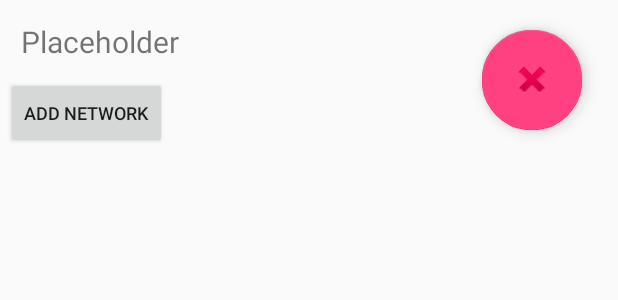
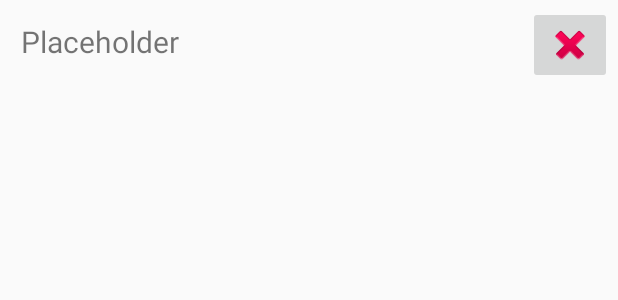
Before and after one commit to csivilo/WiFree, an Android app: the layout netw_row.xml on its own in the app's theme, with its tools: preview values and no code run, on a phone screen of 412 x 824 dp. Shown: the top 300 px of the screen. Run offline under Robolectric (Android 15) with nearby library versions, the phone set to English and light mode, and no system bars.

```diff
--- a/WiFreeApp/app/build.gradle
+++ b/WiFreeApp/app/build.gradle
@@ -5,7 +5,7 @@ android {
     buildToolsVersion "25.0.0"
     defaultConfig {
         applicationId "aitmobile.wifree"
-        minSdkVersion 23
+        minSdkVersion 14
         targetSdkVersion 25
         versionCode 1
         versionName "1.0"
@@ -25,10 +25,8 @@ dependencies {
         exclude group: 'com.android.support', module: 'support-annotations'
     })
     compile 'com.github.satyan:sugar:1.4'
-
     compile 'com.android.support:appcompat-v7:25.0.1'
     compile 'com.android.support:design:25.0.1'
     testCompile 'junit:junit:4.12'
 
-
 }
--- a/WiFreeApp/app/src/main/java/aitmobile/wifree/data/netw.java
+++ b/WiFreeApp/app/src/main/java/aitmobile/wifree/data/netw.java
@@ -8,7 +8,7 @@ import java.io.Serializable;
  * Created by C_lo on 12/9/2016.
  */
 
-public class Netw extends SugarRecord<Netw> implements Serializable{
+public class Netw extends SugarRecord implements Serializable{
     private String SSID;
     private String key;
 
--- a/WiFreeApp/app/src/main/res/layout/netw_row.xml
+++ b/WiFreeApp/app/src/main/res/layout/netw_row.xml
@@ -1,16 +1,12 @@
 <?xml version="1.0" encoding="utf-8"?>
-<RelativeLayout xmlns:android="http://schemas.android.com/apk/res/android"
+<LinearLayout xmlns:android="http://schemas.android.com/apk/res/android"
     android:layout_width="match_parent"
     android:layout_height="wrap_content"
     android:layout_margin="2dp"
     android:padding="2dp"
+    android:orientation="horizontal"
     xmlns:app="http://schemas.android.com/apk/res-auto">
 
-    <LinearLayout
-        android:layout_width="wrap_content"
-        android:layout_height="wrap_content"
-        android:orientation="vertical"
-        >
         <TextView
             android:layout_width="wrap_content"
             android:layout_height="wrap_content"
@@ -19,31 +15,20 @@
             android:textSize="20sp"
             android:layout_margin="10dp"/>
 
-        <Button
-            android:layout_width="wrap_content"
-            android:layout_height="wrap_content"
-            android:id="@+id/btnAdd"
-            android:text="@string/addnet"
-            android:textSize="12sp"
+    <View
+        android:layout_width="0dp"
+        android:layout_height="0dp"
+        android:layout_weight="1"
+        />
 
-            />
-
-
-    </LinearLayout>
+    <ImageButton
+        android:id="@+id/btnDelete"
+        android:src="@android:drawable/ic_delete"
+        android:layout_width="wrap_content"
+        android:layout_height="wrap_content"
+        />
 
 
 
-    <android.support.design.widget.FloatingActionButton
-        android:id="@+id/btnDelete"
-        android:layout_width="wrap_content"
-        android:layout_height="wrap_content"
-        android:layout_gravity="bottom|end"
-        app:srcCompat="@android:drawable/ic_delete"
-        android:scaleX="1.2"
-        android:scaleY="1.2"
-        android:layout_marginEnd="25dp"
-        android:layout_marginTop="21dp"
-        android:layout_alignParentEnd="true" />
 
-
-</RelativeLayout>
+</LinearLayout>
--- a/WiFreeApp/app/src/main/res/values/strings.xml
+++ b/WiFreeApp/app/src/main/res/values/strings.xml
@@ -3,7 +3,7 @@
     <string name="cancel">Cancel</string>
     <string name="done">Done</string>
     <string name="netpass">Network Password</string>
-    <string name="netw_add">Add a new network</string>
+    <string name="netw_add">Enter Network Password</string>
     <string name="net_title">Network Add</string>
     <string name="netw_added_suc">New network added</string>
     <string name="no_net_addd">Network not added</string>
```
Also changed, not shown: WiFreeApp/app/src/main/java/aitmobile/wifree/adapter/NetwAdapter.java (+5 -13 lines), WiFreeApp/app/src/main/res/layout/activity_main.xml (+10 -6 lines).
